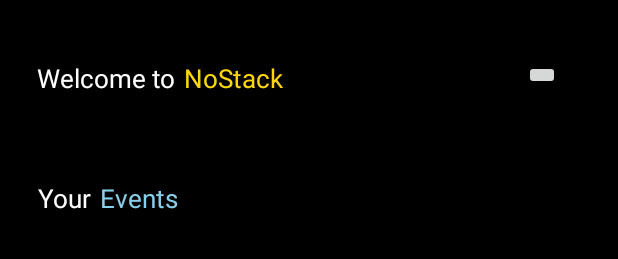
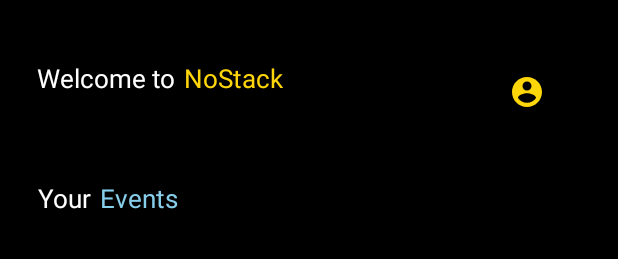
Before and after one commit to CMPUT301W24T27/NoStack, an Android app: the layout fragment_attendee_home.xml on its own in the app's theme, with its tools: preview values and no code run, on a phone screen of 412 x 824 dp. Shown: the top 259 px of the screen. Run offline under Robolectric (Android 15) with nearby library versions, the phone set to English and light mode, and no system bars.

Commit message:
modified fragments and added attendee event fragment and material icons

```diff
--- a/app/src/main/java/com/example/nostack/StartUp.java
+++ b/app/src/main/java/com/example/nostack/StartUp.java
@@ -70,6 +70,8 @@ public class StartUp extends Fragment {
             }
         });
 
+
+
         // Inflate the layout for this fragment
         return view;
     }
--- /dev/null
+++ b/app/src/main/res/drawable/baseline_account_circle_24.xml
@@ -0,0 +1,5 @@
+<vector android:height="24dp" android:tint="#FFD60A"
+    android:viewportHeight="24" android:viewportWidth="24"
+    android:width="24dp" xmlns:android="http://schemas.android.com/apk/res/android">
+    <path android:fillColor="@android:color/white" android:pathData="M12,2C6.48,2 2,6.48 2,12s4.48,10 10,10 10,-4.48 10,-10S17.52,2 12,2zM12,5c1.66,0 3,1.34 3,3s-1.34,3 -3,3 -3,-1.34 -3,-3 1.34,-3 3,-3zM12,19.2c-2.5,0 -4.71,-1.28 -6,-3.22 0.03,-1.99 4,-3.08 6,-3.08 1.99,0 5.97,1.09 6,3.08 -1.29,1.94 -3.5,3.22 -6,3.22z"/>
+</vector>
--- /dev/null
+++ b/app/src/main/res/drawable/outline_arrow_back_24.xml
@@ -0,0 +1,5 @@
+<vector xmlns:android="http://schemas.android.com/apk/res/android" android:autoMirrored="true" android:height="24dp" android:tint="#FFD60A" android:viewportHeight="960" android:viewportWidth="960" android:width="24dp">
+
+    <path android:fillColor="@android:color/white" android:pathData="M313,520L537,744L480,800L160,480L480,160L537,216L313,440L800,440L800,520L313,520Z"/>
+
+</vector>
--- a/app/src/main/res/layout/fragment_attendee_event.xml
+++ b/app/src/main/res/layout/fragment_attendee_event.xml
@@ -17,7 +17,7 @@
             android:layout_width="wrap_content"
             android:layout_height="wrap_content"
             android:clickable="true"
-            app:srcCompat="@android:drawable/ic_media_previous"
+            app:srcCompat="@drawable/outline_arrow_back_24"
             android:backgroundTint="@color/black"
             app:tint="@color/yellow"
             app:borderWidth="0dp"
--- a/app/src/main/res/layout/fragment_attendee_home.xml
+++ b/app/src/main/res/layout/fragment_attendee_home.xml
@@ -55,12 +55,15 @@
             android:id="@+id/attendee_profileButton"
             android:layout_width="wrap_content"
             android:layout_height="wrap_content"
+            app:srcCompat="@drawable/baseline_account_circle_24"
+            android:backgroundTint="@color/transparent"
             app:layout_constraintBottom_toBottomOf="parent"
             app:layout_constraintEnd_toEndOf="parent"
             app:layout_constraintHorizontal_bias="0.90"
             app:layout_constraintStart_toStartOf="parent"
             app:layout_constraintTop_toTopOf="parent"
-            app:layout_constraintVertical_bias="0.05"/>
+            app:layout_constraintVertical_bias="0.05"
+            />
 
         <GridLayout
             android:id="@+id/gridLayout2"
```
Also changed, not shown: app/src/main/java/com/example/nostack/AttendeeEvent.java (+15 -0 lines), app/src/main/java/com/example/nostack/AttendeeHome.java (+17 -1 lines), app/src/main/res/navigation/nav_graph.xml (+10 -2 lines).
